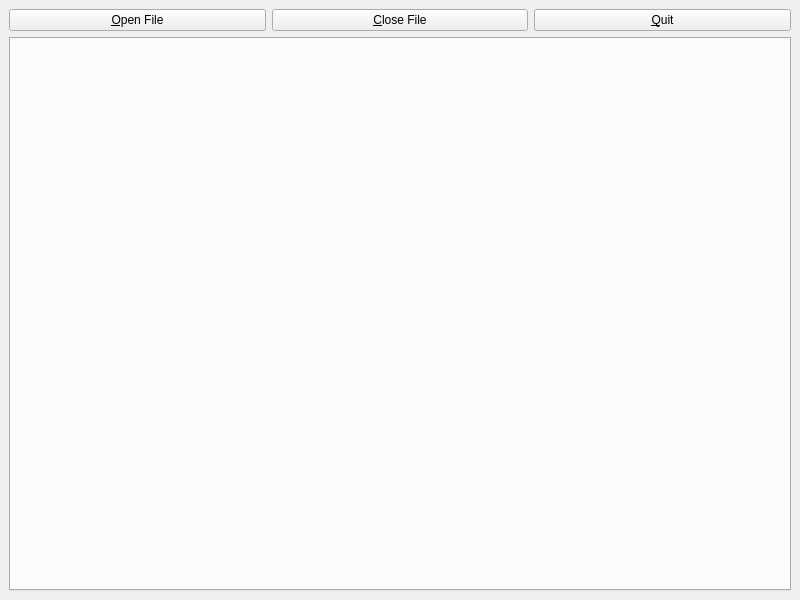
bastianbeischer/TRDEventDisplay, file ui/MainForm.ui: the form before one commit.
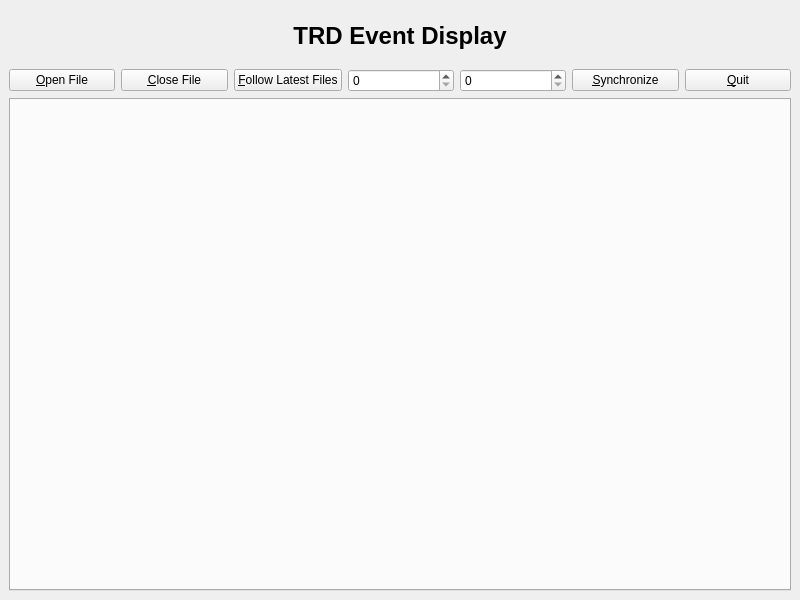
The form after the commit.

The edit to the form file:
```diff
--- a/ui/MainForm.ui
+++ b/ui/MainForm.ui
@@ -16,22 +16,82 @@
   <widget class="QWidget" name="m_centralWidget">
    <layout class="QVBoxLayout" name="m_centralLayout">
     <item>
-     <layout class="QHBoxLayout" name="m_buttonLayout">
-      <item>
-       <widget class="QPushButton" name="m_openFileButton">
-        <property name="text">
-         <string>&amp;Open File</string>
-        </property>
-       </widget>
-      </item>
-      <item>
+     <spacer name="m_verticalSpacer_2">
+      <property name="orientation">
+       <enum>Qt::Vertical</enum>
+      </property>
+      <property name="sizeType">
+       <enum>QSizePolicy::Fixed</enum>
+      </property>
+      <property name="sizeHint" stdset="0">
+       <size>
+        <width>20</width>
+        <height>13</height>
+       </size>
+      </property>
+     </spacer>
+    </item>
+    <item>
+     <widget class="QLabel" name="m_titleLabel">
+      <property name="sizePolicy">
+       <sizepolicy hsizetype="Preferred" vsizetype="Preferred">
+        <horstretch>0</horstretch>
+        <verstretch>0</verstretch>
+       </sizepolicy>
+      </property>
+      <property name="font">
+       <font>
+        <pointsize>18</pointsize>
+        <weight>75</weight>
+        <italic>false</italic>
+        <bold>true</bold>
+        <underline>false</underline>
+       </font>
+      </property>
+      <property name="text">
+       <string>TRD Event Display</string>
+      </property>
+      <property name="alignment">
+       <set>Qt::AlignCenter</set>
+      </property>
+     </widget>
+    </item>
+    <item>
+     <spacer name="m_verticalSpacer">
+      <property name="orientation">
+       <enum>Qt::Vertical</enum>
+      </property>
+      <property name="sizeType">
+       <enum>QSizePolicy::Fixed</enum>
+      </property>
+      <property name="sizeHint" stdset="0">
+       <size>
+        <width>20</width>
+        <height>13</height>
+       </size>
+      </property>
+     </spacer>
+    </item>
+    <item>
+     <layout class="QGridLayout" name="m_buttonLayout">
+      <item row="1" column="1">
        <widget class="QPushButton" name="m_closeFileButton">
         <property name="text">
          <string>&amp;Close File</string>
         </property>
        </widget>
       </item>
-      <item>
+      <item row="1" column="2">
+       <widget class="QPushButton" name="m_followFilesButton">
+        <property name="text">
+         <string>&amp;Follow Latest Files</string>
+        </property>
+        <property name="checkable">
+         <bool>true</bool>
+        </property>
+       </widget>
+      </item>
+      <item row="1" column="7">
        <widget class="QPushButton" name="m_quitButton">
         <property name="text">
          <string>&amp;Quit</string>
@@ -41,6 +101,49 @@
         </property>
        </widget>
       </item>
+      <item row="1" column="4">
+       <widget class="QSpinBox" name="m_dirSpinBox">
+        <property name="sizePolicy">
+         <sizepolicy hsizetype="Preferred" vsizetype="Fixed">
+          <horstretch>0</horstretch>
+          <verstretch>0</verstretch>
+         </sizepolicy>
+        </property>
+        <property name="maximum">
+         <number>9999</number>
+        </property>
+       </widget>
+      </item>
+      <item row="1" column="5">
+       <widget class="QSpinBox" name="m_fileSpinBox">
+        <property name="sizePolicy">
+         <sizepolicy hsizetype="Preferred" vsizetype="Fixed">
+          <horstretch>0</horstretch>
+          <verstretch>0</verstretch>
+         </sizepolicy>
+        </property>
+        <property name="maximum">
+         <number>999</number>
+        </property>
+       </widget>
+      </item>
+      <item row="1" column="0">
+       <widget class="QPushButton" name="m_openFileButton">
+        <property name="text">
+         <string>&amp;Open File</string>
+        </property>
+       </widget>
+      </item>
+      <item row="1" column="6">
+       <widget class="QPushButton" name="m_syncButton">
+        <property name="text">
+         <string>&amp;Synchronize</string>
+        </property>
+        <property name="checkable">
+         <bool>true</bool>
+        </property>
+       </widget>
+      </item>
      </layout>
     </item>
     <item>
```
